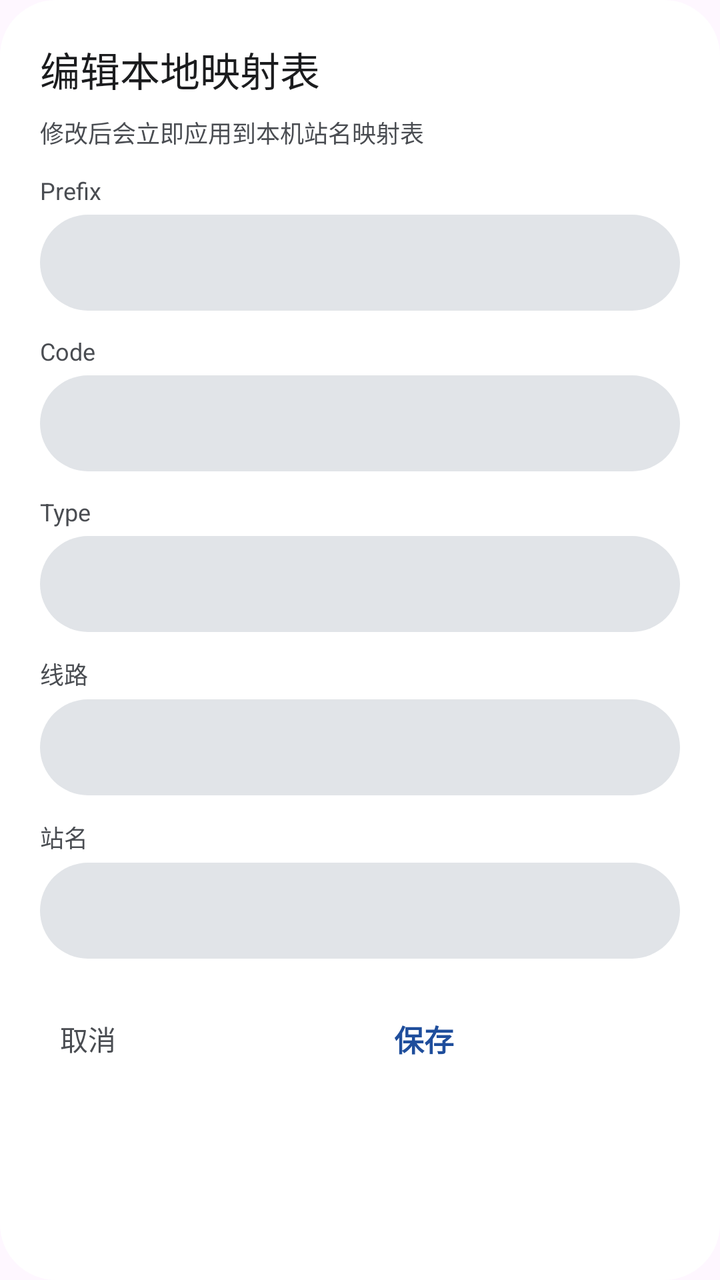
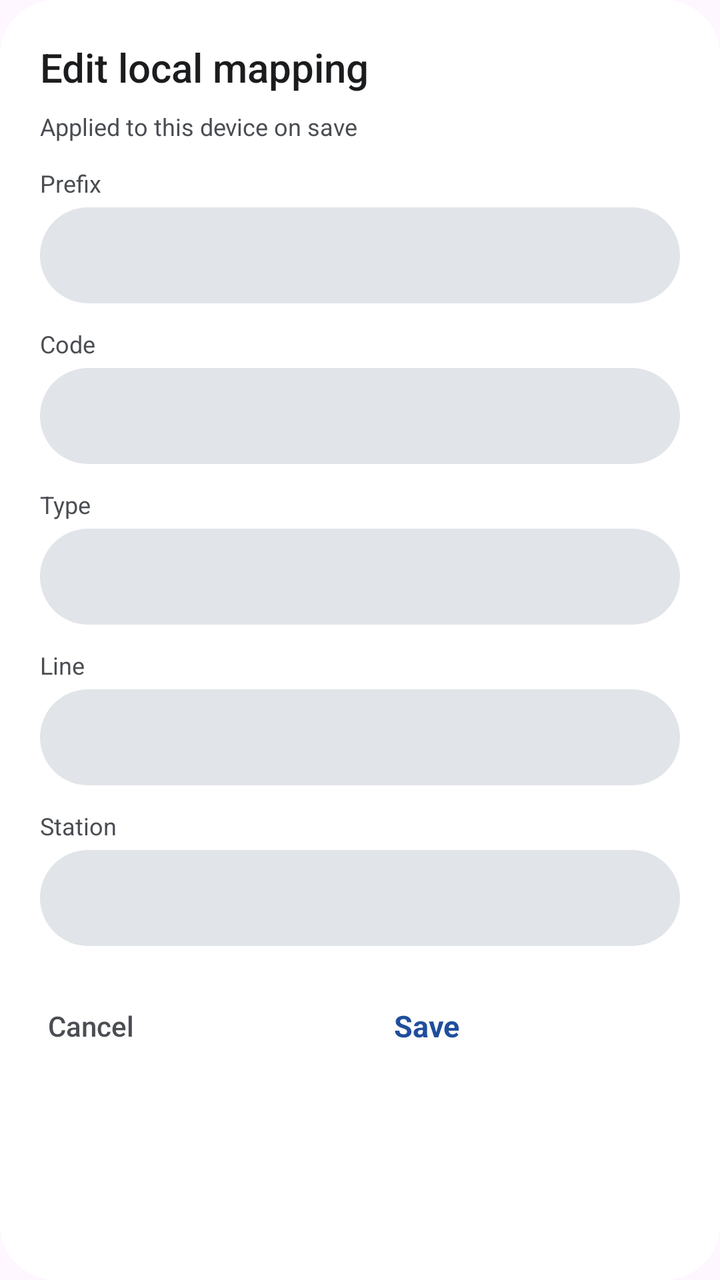

Before-and-after screenshots of an Android layout around one commit, followed by the original layout XML and the change that was made.
<!-- AndroidManifest.xml: application theme Theme.TransitU -->
<!-- res/layout/dialog_override_edit.xml -->
<?xml version="1.0" encoding="utf-8"?>
<LinearLayout xmlns:android="http://schemas.android.com/apk/res/android"
    android:layout_width="320dp"
    android:layout_height="wrap_content"
    android:background="@drawable/bg_dialog"
    android:orientation="vertical">

    <ScrollView
        android:layout_width="match_parent"
        android:layout_height="wrap_content"
        android:padding="20dp">

        <LinearLayout
            android:layout_width="match_parent"
            android:layout_height="wrap_content"
            android:orientation="vertical">

            <TextView
                android:id="@+id/overrideEditorTitle"
                android:layout_width="match_parent"
                android:layout_height="wrap_content"
                android:text="编辑本地映射表"
                android:textColor="@color/ink"
                android:textSize="20sp"
                android:fontFamily="sans-serif-medium" />

            <TextView
                android:layout_width="match_parent"
                android:layout_height="wrap_content"
                android:layout_marginTop="8dp"
                android:text="修改后会立即应用到本机站名映射表"
                android:textColor="@color/ink_2"
                android:textSize="12sp" />

            <TextView
                android:layout_width="match_parent"
                android:layout_height="wrap_content"
                android:layout_marginTop="12dp"
                android:text="Prefix"
                android:textColor="@color/ink_2"
                android:textSize="12sp" />
            <EditText
                android:id="@+id/overridePrefix"
                android:layout_width="match_parent"
                android:layout_height="48dp"
                android:layout_marginTop="4dp"
                android:background="@drawable/bg_chip_default"
                android:inputType="text"
                android:paddingStart="12dp"
                android:paddingEnd="12dp"
                android:singleLine="true"
                android:textColor="@color/ink"
                android:textSize="15sp" />

            <TextView
                android:layout_width="match_parent"
                android:layout_height="wrap_content"
                android:layout_marginTop="12dp"
                android:text="Code"
                android:textColor="@color/ink_2"
                android:textSize="12sp" />
            <EditText
                android:id="@+id/overrideCode"
                android:layout_width="match_parent"
                android:layout_height="48dp"
                android:layout_marginTop="4dp"
                android:background="@drawable/bg_chip_default"
                android:inputType="text"
                android:paddingStart="12dp"
                android:paddingEnd="12dp"
                android:singleLine="true"
                android:textColor="@color/ink"
                android:textSize="15sp" />

            <TextView
                android:layout_width="match_parent"
                android:layout_height="wrap_content"
                android:layout_marginTop="12dp"
                android:text="Type"
                android:textColor="@color/ink_2"
                android:textSize="12sp" />
            <EditText
                android:id="@+id/overrideType"
                android:layout_width="match_parent"
                android:layout_height="48dp"
                android:layout_marginTop="4dp"
                android:background="@drawable/bg_chip_default"
                android:inputType="text"
                android:paddingStart="12dp"
                android:paddingEnd="12dp"
                android:singleLine="true"
                android:textColor="@color/ink"
                android:textSize="15sp" />

            <TextView
                android:layout_width="match_parent"
                android:layout_height="wrap_content"
                android:layout_marginTop="12dp"
                android:text="线路"
                android:textColor="@color/ink_2"
                android:textSize="12sp" />
            <EditText
                android:id="@+id/overrideLine"
                android:layout_width="match_parent"
                android:layout_height="48dp"
                android:layout_marginTop="4dp"
                android:background="@drawable/bg_chip_default"
                android:inputType="text"
                android:paddingStart="12dp"
                android:paddingEnd="12dp"
                android:singleLine="true"
                android:textColor="@color/ink"
                android:textSize="15sp" />

            <TextView
                android:layout_width="match_parent"
                android:layout_height="wrap_content"
                android:layout_marginTop="12dp"
                android:text="站名"
                android:textColor="@color/ink_2"
                android:textSize="12sp" />
            <EditText
                android:id="@+id/overrideStation"
                android:layout_width="match_parent"
                android:layout_height="48dp"
                android:layout_marginTop="4dp"
                android:background="@drawable/bg_chip_default"
                android:inputType="text"
                android:paddingStart="12dp"
                android:paddingEnd="12dp"
                android:singleLine="true"
                android:textColor="@color/ink"
                android:textSize="15sp" />
        </LinearLayout>
    </ScrollView>

    <LinearLayout
        android:layout_width="match_parent"
        android:layout_height="wrap_content"
        android:orientation="horizontal"
        android:gravity="end|center_vertical"
        android:paddingStart="12dp"
        android:paddingEnd="12dp"
        android:paddingBottom="12dp">

        <TextView
            android:id="@+id/overrideCancel"
            android:layout_width="wrap_content"
            android:layout_height="40dp"
            android:clickable="true"
            android:focusable="true"
            android:gravity="center"
            android:text="取消"
            android:textColor="@color/ink_2"
            android:textSize="14sp"
            android:minWidth="64dp"
            android:paddingStart="12dp"
            android:paddingEnd="12dp"
            android:fontFamily="sans-serif-medium"
            android:background="@drawable/bg_text_button" />

        <TextView
            android:id="@+id/overrideSave"
            android:layout_width="0dp"
            android:layout_height="match_parent"
            android:layout_weight="1"
            android:clickable="true"
            android:focusable="true"
            android:gravity="center"
            android:text="保存"
            android:textColor="@color/accent"
            android:textSize="15sp"
            android:textStyle="bold" />
    </LinearLayout>
</LinearLayout>
<!-- resources referenced by this layout -->
<resources>
  <color name="accent">#1F4E9C</color>
  <color name="ink">#1B1C1E</color>
  <color name="ink_2">#4A4D52</color>
  <!-- drawable bg_chip_default (drawable) -->
  <?xml version="1.0" encoding="utf-8"?>
  <shape xmlns:android="http://schemas.android.com/apk/res/android">
      <solid android:color="@color/line" />
      <corners android:radius="999dp" />
  </shape>
  <!-- drawable bg_dialog (drawable) -->
  <?xml version="1.0" encoding="utf-8"?>
  <shape xmlns:android="http://schemas.android.com/apk/res/android">
      <solid android:color="@color/surface" />
      <corners android:radius="28dp" />
  </shape>
  <!-- drawable bg_text_button (drawable) -->
  <?xml version="1.0" encoding="utf-8"?>
  <ripple xmlns:android="http://schemas.android.com/apk/res/android"
      android:color="#1F1B1C1E">
      <item android:id="@android:id/mask">
          <shape>
              <solid android:color="@android:color/white" />
              <corners android:radius="999dp" />
          </shape>
      </item>
  </ripple>
  <style name="Theme.TransitU" parent="Theme.Material3.DayNight.NoActionBar">
          
          <item name="android:textSelectHandle">@drawable/tu_text_select_handle_middle</item>
          <item name="android:textSelectHandleLeft">@drawable/tu_text_select_handle_left</item>
          <item name="android:textSelectHandleRight">@drawable/tu_text_select_handle_right</item>
  
          
          <item name="android:textColorHighlight">@color/m3_highlighted_text</item>
      </style>
  <color name="line">#E1E4E8</color>
  <color name="surface">#FFFFFF</color>
  <!-- drawable tu_text_select_handle_middle (drawable) -->
  <?xml version="1.0" encoding="utf-8"?>
  <bitmap xmlns:android="http://schemas.android.com/apk/res/android"
      android:src="@drawable/abc_text_select_handle_middle_mtrl"
      android:tint="?attr/colorPrimary"
      android:tintMode="src_in" />
  <!-- drawable tu_text_select_handle_left (drawable) -->
  <?xml version="1.0" encoding="utf-8"?>
  <bitmap xmlns:android="http://schemas.android.com/apk/res/android"
      android:src="@drawable/abc_text_select_handle_left_mtrl"
      android:tint="?attr/colorPrimary"
      android:tintMode="src_in" />
  <!-- drawable tu_text_select_handle_right (drawable) -->
  <?xml version="1.0" encoding="utf-8"?>
  <bitmap xmlns:android="http://schemas.android.com/apk/res/android"
      android:src="@drawable/abc_text_select_handle_right_mtrl"
      android:tint="?attr/colorPrimary"
      android:tintMode="src_in" />
</resources>

<!-- the commit's change to res/layout/dialog_override_edit.xml (unified diff, before → after) -->
@@ -19,7 +19,7 @@
                 android:id="@+id/overrideEditorTitle"
                 android:layout_width="match_parent"
                 android:layout_height="wrap_content"
-                android:text="编辑本地映射表"
+                android:text="@string/override_edit_title"
                 android:textColor="@color/ink"
                 android:textSize="20sp"
                 android:fontFamily="sans-serif-medium" />
@@ -28,7 +28,7 @@
                 android:layout_width="match_parent"
                 android:layout_height="wrap_content"
                 android:layout_marginTop="8dp"
-                android:text="修改后会立即应用到本机站名映射表"
+                android:text="@string/override_edit_subtitle"
                 android:textColor="@color/ink_2"
                 android:textSize="12sp" />
 
@@ -96,7 +96,7 @@
                 android:layout_width="match_parent"
                 android:layout_height="wrap_content"
                 android:layout_marginTop="12dp"
-                android:text="线路"
+                android:text="@string/label_line"
                 android:textColor="@color/ink_2"
                 android:textSize="12sp" />
             <EditText
@@ -116,7 +116,7 @@
                 android:layout_width="match_parent"
                 android:layout_height="wrap_content"
                 android:layout_marginTop="12dp"
-                android:text="站名"
+                android:text="@string/label_station"
                 android:textColor="@color/ink_2"
                 android:textSize="12sp" />
             <EditText
@@ -150,7 +150,7 @@
             android:clickable="true"
             android:focusable="true"
             android:gravity="center"
-            android:text="取消"
+            android:text="@string/action_cancel"
             android:textColor="@color/ink_2"
             android:textSize="14sp"
             android:minWidth="64dp"
@@ -167,7 +167,7 @@
             android:clickable="true"
             android:focusable="true"
             android:gravity="center"
-            android:text="保存"
+            android:text="@string/action_save"
             android:textColor="@color/accent"
             android:textSize="15sp"
             android:textStyle="bold" />
<!-- resource entries referenced after the edit -->
@@ -26,6 +26,12 @@
           </shape>
       </item>
   </ripple>
+  <string name="action_cancel">Cancel</string>
+  <string name="action_save">Save</string>
+  <string name="label_line">Line</string>
+  <string name="label_station">Station</string>
+  <string name="override_edit_subtitle">Applied to this device on save</string>
+  <string name="override_edit_title">Edit local mapping</string>
   <style name="Theme.TransitU" parent="Theme.Material3.DayNight.NoActionBar">
           
           <item name="android:textSelectHandle">@drawable/tu_text_select_handle_middle</item>
